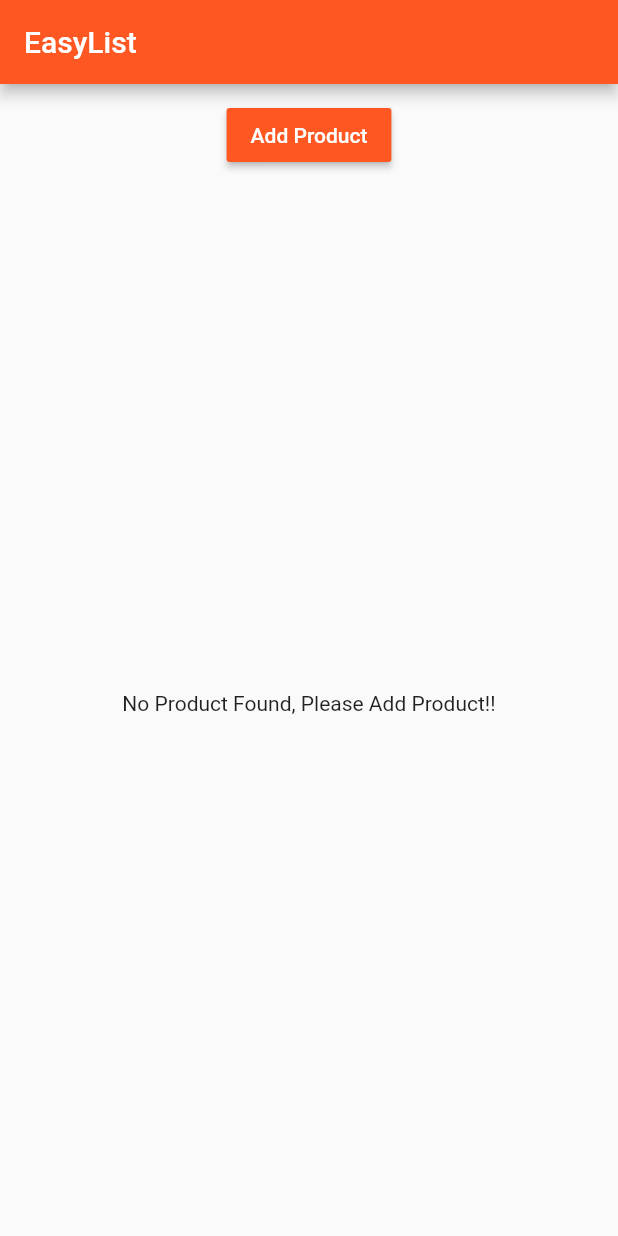
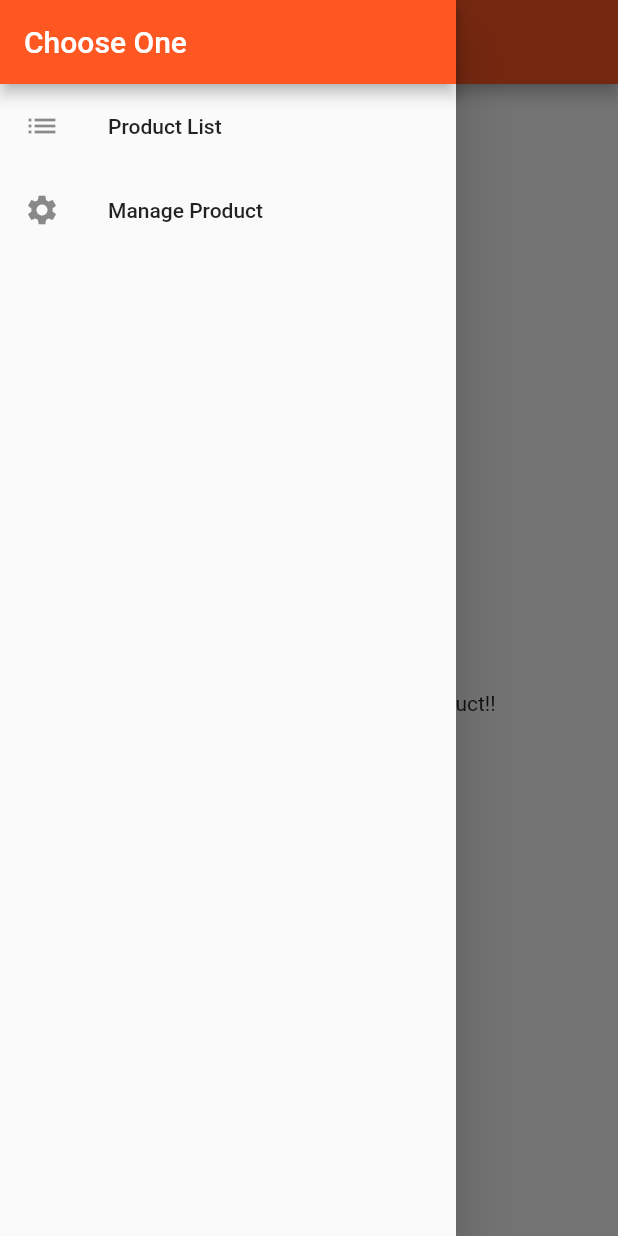
Before and after one commit to paritoshraj11/flutter_learning, a Flutter app: the ProductsPage screen opened directly, with the side drawer open (before the commit the screen has no drawer), on a phone screen of 412 x 824 dp. Run offline on Flutter 3.47's test engine with Material 2 defaults, Android fonts, the phone set to English and light mode, and no system bars.

Commit message:
drawer navigation

```diff
--- /dev/null
+++ b/lib/productList/appBar.dart
@@ -0,0 +1,35 @@
+import "package:flutter/material.dart";
+import "./pages/manageProductPage.dart";
+import "./pages/productPage.dart";
+
+class CustomAppBar extends StatelessWidget {
+  @override
+  Widget build(BuildContext context) {
+    return Drawer(
+      child: Column(
+        children: <Widget>[
+          AppBar(
+            automaticallyImplyLeading: false,
+            title: Text("Choose One"),
+          ),
+          ListTile(
+            title: Text("Product List"),
+            leading: Icon(Icons.list),
+            onTap: () => Navigator.pushReplacement(
+                context,
+                MaterialPageRoute(
+                    builder: (BuildContext context) => ProductsPage())),
+          ),
+          ListTile(
+            title: Text("Manage Product"),
+            leading: Icon(Icons.settings),
+            onTap: () => Navigator.pushReplacement(
+                context,
+                MaterialPageRoute(
+                    builder: (BuildContext context) => ManageProduct())),
+          )
+        ],
+      ),
+    );
+  }
+}
--- a/lib/productList/pages/authPage.dart
+++ b/lib/productList/pages/authPage.dart
@@ -13,8 +13,10 @@ class Auth extends StatelessWidget {
                 style: TextStyle(
                   color: Colors.white,
                 )),
-            onPressed: () => Navigator.pushReplacement(context,
-                MaterialPageRoute(builder: (context) => ProductsPage())),
+            onPressed: () => Navigator.pushReplacement(
+                context,
+                MaterialPageRoute(
+                    builder: (BuildContext context) => ProductsPage())),
           ),
         ),
       ),
--- a/lib/productList/pages/productPage.dart
+++ b/lib/productList/pages/productPage.dart
@@ -1,12 +1,13 @@
 import "package:flutter/material.dart";
 import "../product_manager.dart";
+import "../appBar.dart";
+
 class ProductsPage extends StatelessWidget {
   @override
   Widget build(BuildContext context) {
     return Scaffold(
+      drawer: CustomAppBar(),
       appBar: AppBar(title: Text("EasyList")),
-      //body: NetworkRequestExample()
-      //body: LayoutExample(),
       body: ProductManager(),
     );
   }
```
Also changed, not shown: lib/productList/pages/manageProductPage.dart (added, +17 -0 lines).
